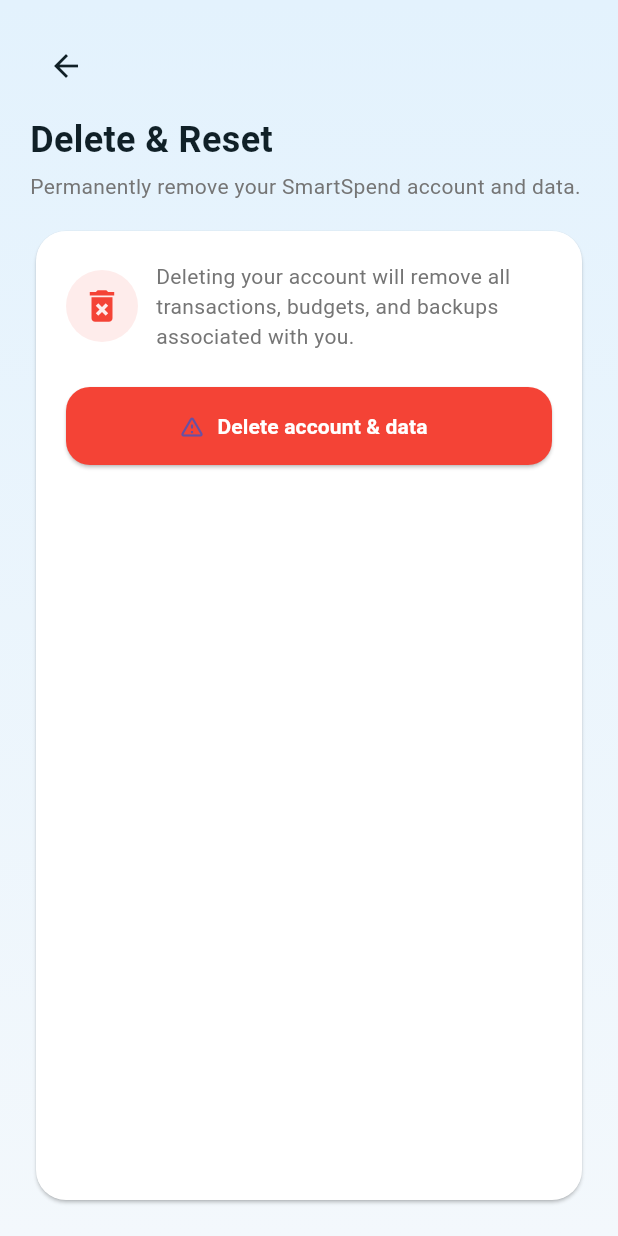
After one commit to ItZotic/smartspend, a Flutter app: the DeleteResetScreen screen opened directly, on a phone screen of 412 x 824 dp. The commit adds this screen. Run offline on Flutter 3.47's test engine with Material 3 defaults, Android fonts, the phone set to English and light mode, and no system bars; our stand-ins replace cloud_firestore, csv, file_picker, firebase_auth, firebase_core, fl_chart and 4 more; accounts and stored records are empty.

```diff
--- /dev/null
+++ b/lib/widgets/delete_reset_screen.dart
@@ -0,0 +1,222 @@
+import 'package:flutter/material.dart';
+import 'package:smartspend/services/auth_service.dart';
+import 'package:smartspend/services/theme_service.dart';
+
+class DeleteResetScreen extends StatefulWidget {
+  const DeleteResetScreen({super.key});
+
+  @override
+  State<DeleteResetScreen> createState() => _DeleteResetScreenState();
+}
+
+class _DeleteResetScreenState extends State<DeleteResetScreen> {
+  final ThemeService _themeService = ThemeService();
+  final AuthService _authService = AuthService();
+
+  bool _isDeleting = false;
+
+  void _showSnackBar(String message, {Color? color}) {
+    ScaffoldMessenger.of(context).showSnackBar(
+      SnackBar(
+        content: Text(message),
+        backgroundColor: color ?? Colors.redAccent,
+      ),
+    );
+  }
+
+  Future<void> _confirmAndDelete() async {
+    final shouldDelete = await showDialog<bool>(
+      context: context,
+      builder: (ctx) => AlertDialog(
+        backgroundColor: _themeService.cardBg,
+        shape: RoundedRectangleBorder(borderRadius: BorderRadius.circular(16)),
+        title: Text(
+          'Delete Account & Data',
+          style: TextStyle(color: _themeService.textMain),
+        ),
+        content: Text(
+          'This will permanently delete your SmartSpend account, all saved data, '
+          'and sign you out. This action cannot be undone. Continue?',
+          style: TextStyle(color: _themeService.textSub),
+        ),
+        actions: [
+          TextButton(
+            onPressed: () => Navigator.pop(ctx, false),
+            child: const Text('CANCEL'),
+          ),
+          TextButton(
+            onPressed: () => Navigator.pop(ctx, true),
+            child: const Text(
+              'DELETE',
+              style: TextStyle(color: Colors.red),
+            ),
+          ),
+        ],
+      ),
+    );
+
+    if (shouldDelete == true) {
+      await _deleteAccount();
+    }
+  }
+
+  Future<void> _deleteAccount() async {
+    setState(() => _isDeleting = true);
+    try {
+      await _authService.deleteAccountAndData();
+
+      if (!mounted) return;
+
+      await showDialog(
+        context: context,
+        builder: (ctx) => AlertDialog(
+          backgroundColor: _themeService.cardBg,
+          shape: RoundedRectangleBorder(borderRadius: BorderRadius.circular(16)),
+          title: Text(
+            'Account deleted',
+            style: TextStyle(color: _themeService.textMain),
+          ),
+          content: Text(
+            'Your account and data have been removed successfully.',
+            style: TextStyle(color: _themeService.textSub),
+          ),
+          actions: [
+            TextButton(
+              onPressed: () => Navigator.pop(ctx),
+              child: Text(
+                'OK',
+                style: TextStyle(color: _themeService.primaryBlue),
+              ),
+            ),
+          ],
+        ),
+      );
+
+      if (mounted) {
+        Navigator.of(context).pushNamedAndRemoveUntil('/', (route) => false);
+      }
+    } on AuthException catch (e) {
+      _showSnackBar(e.message);
+    } catch (_) {
+      _showSnackBar('Failed to delete account. Please try again later.');
+    } finally {
+      if (mounted) {
+        setState(() => _isDeleting = false);
+      }
+    }
+  }
+
+  @override
+  Widget build(BuildContext context) {
+    return Scaffold(
+      body: Container(
+        decoration: BoxDecoration(
+          gradient: LinearGradient(
+            begin: Alignment.topCenter,
+            end: Alignment.bottomCenter,
+            colors: [_themeService.bgTop, _themeService.bgBottom],
+          ),
+        ),
+        child: SafeArea(
+          child: Padding(
+            padding: const EdgeInsets.all(20),
+            child: Column(
+              crossAxisAlignment: CrossAxisAlignment.start,
+              children: [
+                IconButton(
+                  onPressed: () => Navigator.pop(context),
+                  icon: Icon(Icons.arrow_back, color: _themeService.textMain),
+                ),
+                const SizedBox(height: 8),
+                Text(
+                  'Delete & Reset',
+                  style: TextStyle(
+                    color: _themeService.textMain,
+                    fontSize: 24,
+                    fontWeight: FontWeight.bold,
+                  ),
+                ),
+                const SizedBox(height: 4),
+                Text(
+                  'Permanently remove your SmartSpend account and data.',
+                  style: TextStyle(color: _themeService.textSub, fontSize: 14),
+                ),
+                const SizedBox(height: 16),
+                Expanded(
+                  child: Card(
+                    color: _themeService.cardBg,
+                    shape: RoundedRectangleBorder(
+                      borderRadius: BorderRadius.circular(20),
+                    ),
+                    child: Padding(
+                      padding: const EdgeInsets.all(20),
+                      child: Column(
+                        crossAxisAlignment: CrossAxisAlignment.start,
+                        children: [
+                          Row(
+                            children: [
+                              Container(
+                                padding: const EdgeInsets.all(10),
+                                decoration: BoxDecoration(
+                                  color: Colors.red.withOpacity(0.1),
+                                  shape: BoxShape.circle,
+                                ),
+                                child: const Icon(Icons.delete_forever,
+                                    color: Colors.red, size: 28),
+                              ),
+                              const SizedBox(width: 12),
+                              Expanded(
+                                child: Text(
+                                  'Deleting your account will remove all transactions, budgets, '
+                                  'and backups associated with you.',
+                                  style: TextStyle(color: _themeService.textSub),
+                                ),
+                              ),
+                            ],
+                          ),
+                          const SizedBox(height: 24),
+                          SizedBox(
+                            width: double.infinity,
+                            height: 52,
+                            child: ElevatedButton.icon(
+                              style: ElevatedButton.styleFrom(
+                                backgroundColor: Colors.red,
+                                shape: RoundedRectangleBorder(
+                                  borderRadius: BorderRadius.circular(16),
+                                ),
+                              ),
+                              onPressed: _isDeleting ? null : _confirmAndDelete,
+                              icon: _isDeleting
+                                  ? const SizedBox(
+                                      width: 20,
+                                      height: 20,
+                                      child: CircularProgressIndicator(
+                                        color: Colors.white,
+                                        strokeWidth: 2,
+                                      ),
+                                    )
+                                  : const Icon(Icons.warning_amber_rounded),
+                              label: Text(
+                                _isDeleting
+                                    ? 'Deleting account...'
+                                    : 'Delete account & data',
+                                style: const TextStyle(
+                                  color: Colors.white,
+                                  fontWeight: FontWeight.w700,
+                                ),
+                              ),
+                            ),
+                          ),
+                        ],
+                      ),
+                    ),
+                  ),
+                ),
+              ],
+            ),
+          ),
+        ),
+      ),
+    );
+  }
+}
```
Also changed, not shown: lib/login.dart (+29 -6 lines), lib/services/auth_service.dart (+42 -0 lines), lib/widgets/main_menu_drawers.dart (+71 -8 lines).
